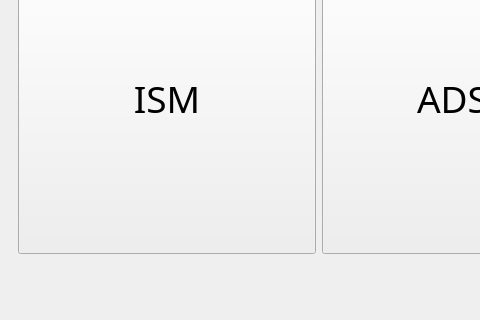
Before: the Qt Designer form hakigui/RTLGUINEW_LATEST.ui in murat-sever/HaKiGUI, drawn with Qt 5; both pictures show x 0 to 480 and y 393 to 713 of the 941 by 713 pixel window.
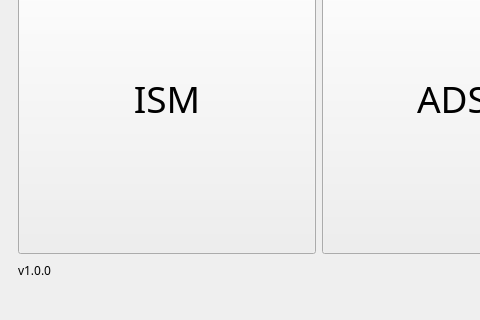
After: the same form once the commit is applied. Icons and pictures are not drawn.

Commit message: Versiyon bilgisi eklendi

```diff
--- a/hakigui/RTLGUINEW_LATEST.ui
+++ b/hakigui/RTLGUINEW_LATEST.ui
@@ -664,6 +664,18 @@
         </item>
         <item>
          <layout class="QHBoxLayout" name="horizontalLayout_3">
+          <item>
+           <widget class="QLabel" name="label_9">
+            <property name="font">
+             <font>
+              <family>MS Reference Sans Serif</family>
+             </font>
+            </property>
+            <property name="text">
+             <string>v1.0.0</string>
+            </property>
+           </widget>
+          </item>
           <item>
            <spacer name="horizontalSpacer">
             <property name="orientation">
```
